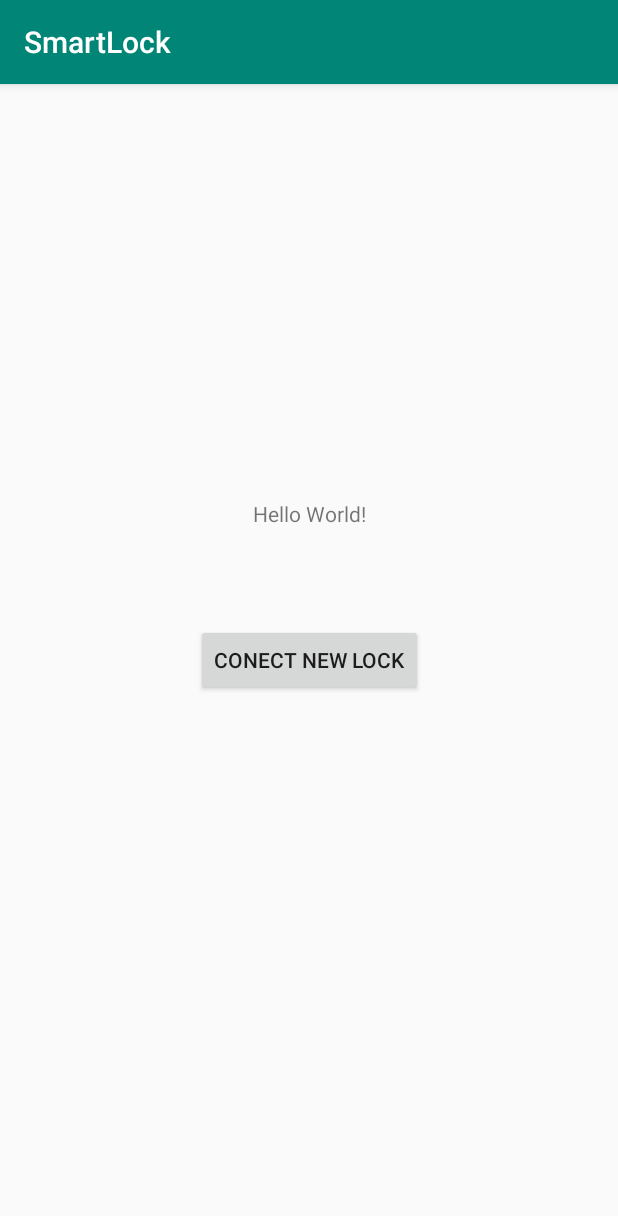
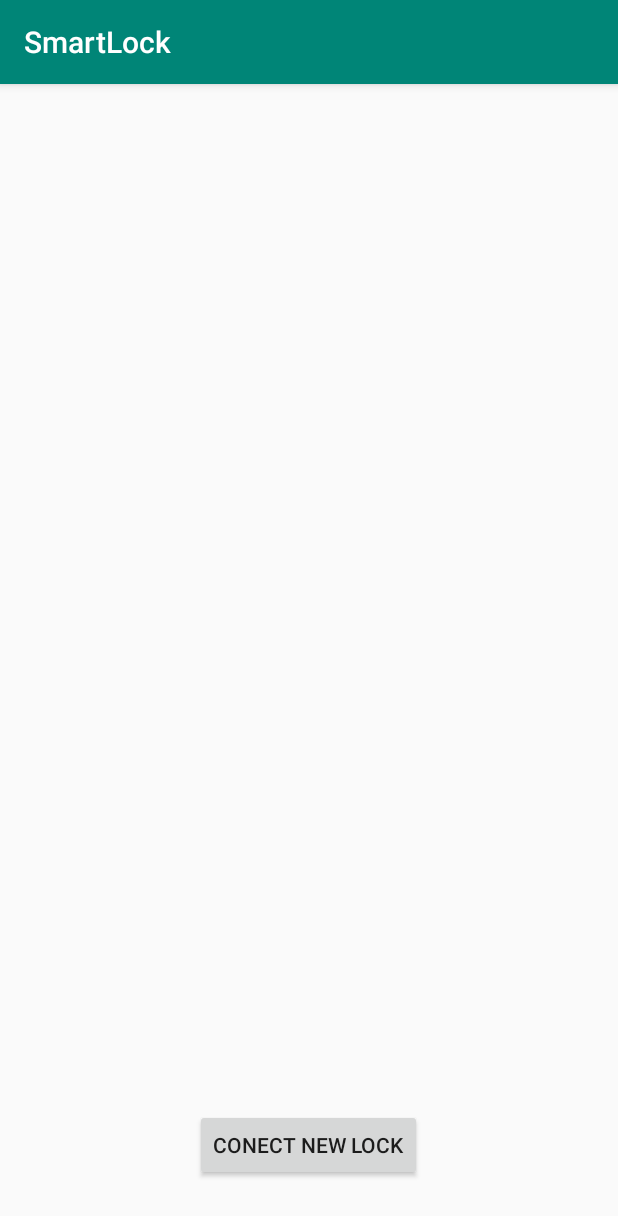
Before and after one commit to DoubleDoo/SmartLock, an Android app: the screen it shows after launch (MainActivity), on a phone screen of 412 x 824 dp. Shown: the top 1216 px of the screen. Run offline under Robolectric (Android 15) with nearby library versions, the phone set to English and light mode, and no system bars.

Commit message:
new proteus scheme developed

```diff
--- a/Android_code/app/src/main/java/com/example/smartlock/MainActivity.java
+++ b/Android_code/app/src/main/java/com/example/smartlock/MainActivity.java
@@ -4,12 +4,17 @@
 import android.support.v7.app.AppCompatActivity;
 import android.os.Bundle;
 import android.widget.TextView;
+import android.view.Window;
+import android.view.WindowManager;
 
 public class MainActivity extends AppCompatActivity {
 
     @Override
     protected void onCreate(Bundle savedInstanceState) {
         super.onCreate(savedInstanceState);
+       // requestWindowFeature(Window.FEATURE_NO_TITLE);
+      //  getWindow().setFlags(WindowManager.LayoutParams.FLAG_FULLSCREEN,
+       //         WindowManager.LayoutParams.FLAG_FULLSCREEN);
         setContentView(R.layout.activity_main);
     }
 
@@ -17,7 +22,6 @@
 
 public void register(android.view.View view)
 {
-    ((TextView)findViewById(R.id.str)).setX(1);
     Intent intent = new Intent(MainActivity.this, SecondActivity.class);
     startActivity(intent);
 }
--- a/Android_code/app/src/main/java/com/example/smartlock/SecondActivity.java
+++ b/Android_code/app/src/main/java/com/example/smartlock/SecondActivity.java
@@ -1,14 +1,20 @@
 package com.example.smartlock;
+
 
 import android.support.v7.app.AppCompatActivity;
 import android.os.Bundle;
 import android.widget.TextView;
+import android.view.Window;
+import android.view.WindowManager;
 
 public class SecondActivity extends AppCompatActivity {
 
     @Override
     protected void onCreate(Bundle savedInstanceState) {
         super.onCreate(savedInstanceState);
+       // requestWindowFeature(Window.FEATURE_NO_TITLE);
+       // getWindow().setFlags(WindowManager.LayoutParams.FLAG_FULLSCREEN,
+     //           WindowManager.LayoutParams.FLAG_FULLSCREEN);
         setContentView(R.layout.second_activity);
     }
 
--- a/Android_code/app/src/main/res/layout/activity_main.xml
+++ b/Android_code/app/src/main/res/layout/activity_main.xml
@@ -5,17 +5,6 @@
     android:layout_width="match_parent"
     android:layout_height="match_parent"
     tools:context=".MainActivity">
-
-    <TextView
-        android:id="@+id/str"
-        android:layout_width="wrap_content"
-        android:layout_height="30dp"
-        android:text="Hello World!"
-        app:layout_constraintBottom_toBottomOf="parent"
-        app:layout_constraintLeft_toLeftOf="parent"
-        app:layout_constraintRight_toRightOf="parent"
-        app:layout_constraintTop_toTopOf="parent"
-        app:layout_constraintVertical_bias="0.375" />
 
     <Button
         android:id="@+id/ConnectionButton"
@@ -25,8 +14,9 @@
         android:text="Conect new Lock"
         app:layout_constraintBottom_toBottomOf="parent"
         app:layout_constraintEnd_toEndOf="parent"
-        app:layout_constraintHorizontal_bias="0.5"
+        app:layout_constraintHorizontal_bias="0.498"
         app:layout_constraintStart_toStartOf="parent"
-        app:layout_constraintTop_toTopOf="parent" />
+        app:layout_constraintTop_toTopOf="parent"
+        app:layout_constraintVertical_bias="0.949" />
 
 </android.support.constraint.ConstraintLayout>
```
Also changed, not shown: 10 other files.
